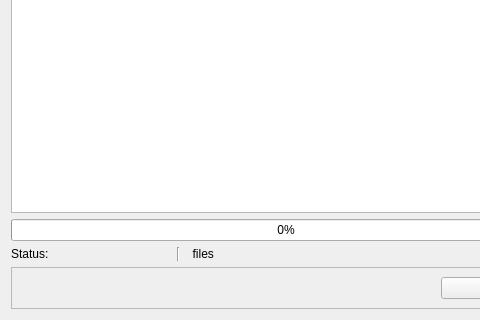
Old version of the form ui/flts/certificate_upload/ui_flts_certificate_upload.ui in the repository cb-flts/flts; both pictures show x 0 to 480 and y 245 to 565 of the 572 by 565 pixel window.
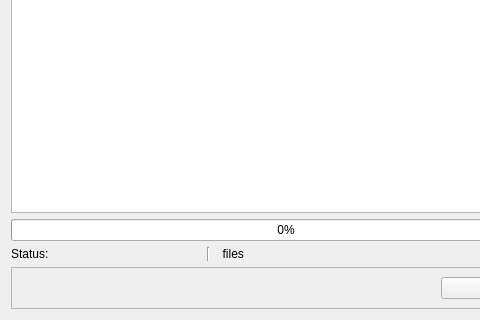
New version of the form. Icons and pictures are not drawn.

Commit message: Refactored upload widget close event logic.

Diff of the .ui file:
```diff
--- a/ui/flts/certificate_upload/ui_flts_certificate_upload.ui
+++ b/ui/flts/certificate_upload/ui_flts_certificate_upload.ui
@@ -52,7 +52,7 @@
      </property>
      <property name="maximumSize">
       <size>
-       <width>160</width>
+       <width>190</width>
        <height>16777215</height>
       </size>
      </property>
```
The commit also changes 2 other files.
